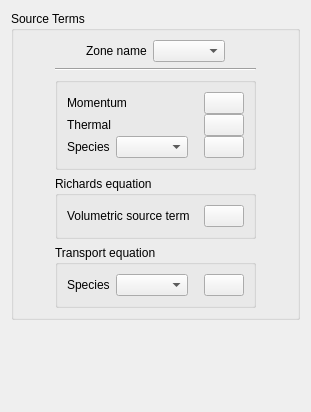
This is gui/Pages/SourceTermsForm.ui in code-saturne/code_saturne as Qt 5 draws it before an edit. The edited form follows.
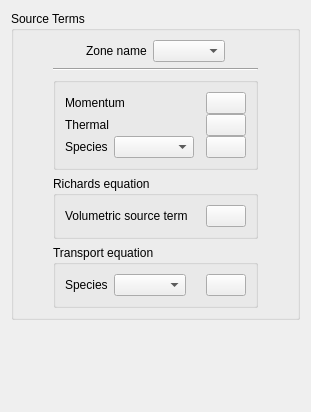
This is the edited form. Icons and pictures are not drawn.

Commit message: GUI: improve readability of scalar source terms form.

Patch:
```diff
--- a/gui/Pages/SourceTermsForm.ui
+++ b/gui/Pages/SourceTermsForm.ui
@@ -226,7 +226,20 @@
                 </widget>
                </item>
                <item>
-                <widget class="QComboBox" name="comboBoxSpecies"/>
+                <widget class="QComboBox" name="comboBoxSpecies">
+                 <property name="sizePolicy">
+                  <sizepolicy hsizetype="MinimumExpanding" vsizetype="Fixed">
+                   <horstretch>0</horstretch>
+                   <verstretch>0</verstretch>
+                  </sizepolicy>
+                 </property>
+                 <property name="minimumSize">
+                  <size>
+                   <width>80</width>
+                   <height>0</height>
+                  </size>
+                 </property>
+                </widget>
                </item>
                <item>
                 <spacer>
```
